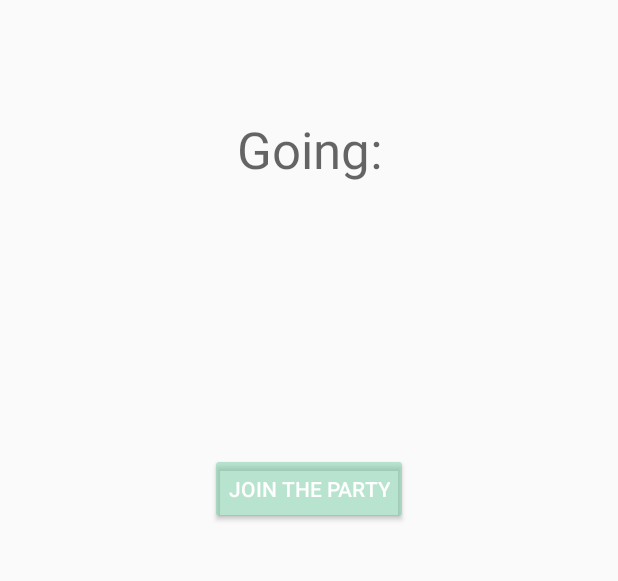
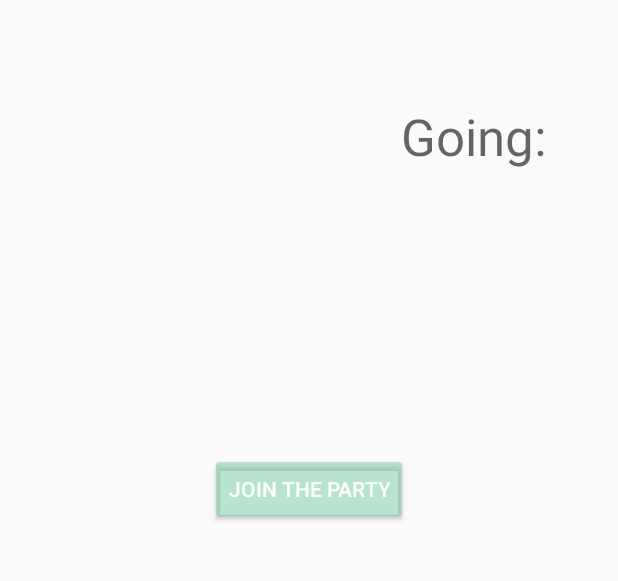
Before and after one commit to calzoom/MDBSocials, an Android app: the DetailActivity screen opened directly, with no data from a screen before it, on a phone screen of 412 x 824 dp, the part 546-1127 px from its top. Run offline under Robolectric (Android 15) with nearby library versions, the phone set to English and light mode, and no system bars; 5 statements that could not run were skipped.

Commit message:
Adding Transactions

```diff
--- a/app/src/main/java/com/example/japjot/mdbsocials/FeedActivity.java
+++ b/app/src/main/java/com/example/japjot/mdbsocials/FeedActivity.java
@@ -49,7 +49,7 @@ public class FeedActivity extends AppCompatActivity implements View.OnClickListe
         feedAdapter = new Feedadapter(getApplicationContext(), events);
         recycleboy.setAdapter(feedAdapter);
 
-        myRef.addValueEventListener(new ValueEventListener() {
+        myRef.orderByChild("date").addValueEventListener(new ValueEventListener() {
             @Override
             public void onDataChange(DataSnapshot dataSnapshot) {
                 events.clear();
--- a/app/src/main/res/layout/activity_detail.xml
+++ b/app/src/main/res/layout/activity_detail.xml
@@ -36,18 +36,15 @@
     <TextView
         android:id="@+id/textView6"
         android:layout_width="wrap_content"
-        android:layout_height="72dp"
+        android:layout_height="wrap_content"
         android:layout_marginBottom="8dp"
-        android:layout_marginEnd="8dp"
-        android:layout_marginStart="56dp"
+        android:layout_marginEnd="40dp"
         android:layout_marginTop="8dp"
-        android:textAppearance="@style/TextAppearance.AppCompat.Display3"
-        app:layout_constraintBottom_toTopOf="@+id/textView7"
+        android:textAppearance="@style/TextAppearance.AppCompat.Display1"
+        app:layout_constraintBottom_toBottomOf="parent"
         app:layout_constraintEnd_toEndOf="parent"
-        app:layout_constraintHorizontal_bias="1.0"
-        app:layout_constraintStart_toEndOf="@+id/textView7"
-        app:layout_constraintTop_toBottomOf="@+id/detailImageView"
-        app:layout_constraintVertical_bias="1.0"
+        app:layout_constraintTop_toBottomOf="@+id/textView10"
+        app:layout_constraintVertical_bias="0.0"
         tools:text="RSVP" />
 
     <TextView
@@ -81,14 +78,13 @@
         android:layout_height="wrap_content"
         android:layout_marginBottom="8dp"
         android:layout_marginEnd="8dp"
-        android:layout_marginStart="8dp"
-        android:layout_marginTop="8dp"
+        android:layout_marginTop="68dp"
         android:text="Going:"
         android:textAppearance="@style/TextAppearance.AppCompat.Display1"
-        app:layout_constraintBottom_toBottomOf="@+id/textView6"
+        app:layout_constraintBottom_toBottomOf="parent"
         app:layout_constraintEnd_toStartOf="@+id/textView6"
-        app:layout_constraintStart_toEndOf="@+id/textView7"
-        app:layout_constraintTop_toBottomOf="@+id/textView10" />
+        app:layout_constraintTop_toBottomOf="@+id/detailImageView"
+        app:layout_constraintVertical_bias="0.0" />
 
     <Button
         android:id="@+id/button3"
```
